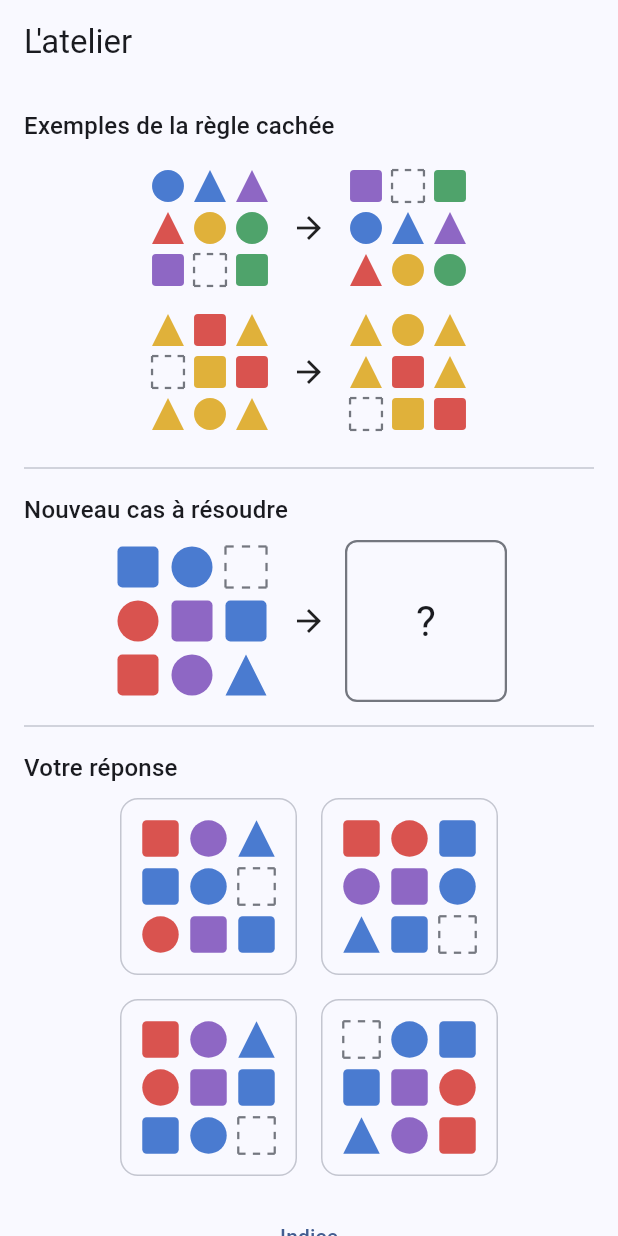
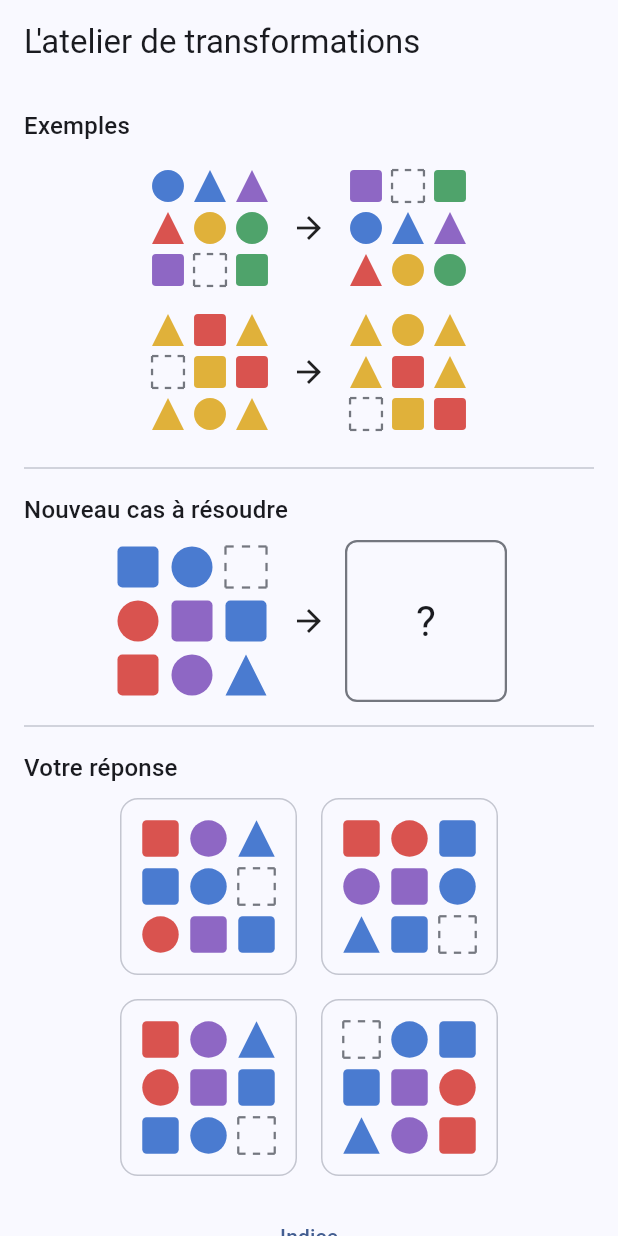
Before and after one commit to mart2010/cognitiv, a Flutter app: the screen it shows after launch, on a phone screen of 412 x 824 dp. Run offline on Flutter 3.47's test engine with Material 3 defaults, Android fonts, the phone set to English and light mode, and no system bars.

Commit message:
Ajuster le titre de L'atelier, revenir sur le libellé Exemples
- Titre d'écran "L'atelier" -> "L'atelier de transformations" (plus
  explicite sur la nature du jeu).
- "Exemples de la règle cachée" -> "Exemples" : superflu, le contenu
  (grille -> grille) dit déjà que ce sont des cas d'exemple.

Co-Authored-By: Claude Sonnet 5 <noreply@anthropic.com>

```diff
--- a/app/lib/workshop/puzzle_view.dart
+++ b/app/lib/workshop/puzzle_view.dart
@@ -48,7 +48,7 @@ class _PuzzleViewState extends State<PuzzleView> {
     return ListView(
       padding: const EdgeInsets.all(16),
       children: [
-        Text('Exemples de la règle cachée', style: theme.textTheme.titleMedium),
+        Text('Exemples', style: theme.textTheme.titleMedium),
         const SizedBox(height: 8),
         for (final example in puzzle.examples)
           Padding(
--- a/app/lib/workshop/workshop_play_screen.dart
+++ b/app/lib/workshop/workshop_play_screen.dart
@@ -50,7 +50,7 @@ class _WorkshopPlayScreenState extends State<WorkshopPlayScreen> {
   Widget build(BuildContext context) {
     final puzzle = _puzzle;
     return Scaffold(
-      appBar: AppBar(title: const Text("L'atelier")),
+      appBar: AppBar(title: const Text("L'atelier de transformations")),
       body: SafeArea(
         child: puzzle == null
             ? Center(
```
